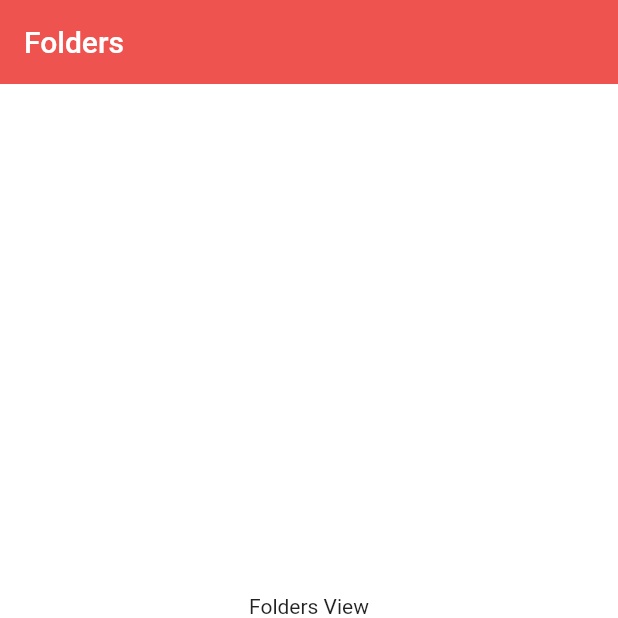
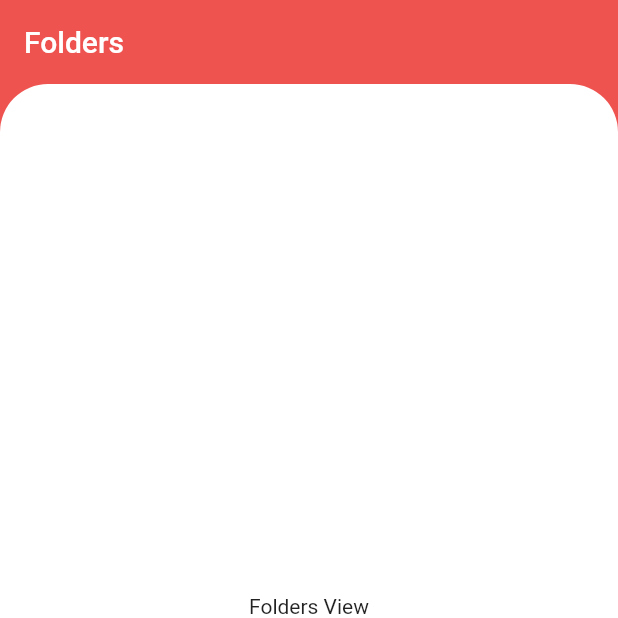
Before and after one commit to LUHMLLO/MDC-Catalog, a Flutter app: the screen it shows after launch, item 2 of the bottom bar chosen, on a phone screen of 412 x 824 dp, the top half of it. Run offline on Flutter 3.47's test engine with Material 2 defaults, Android fonts, the phone set to English and light mode, and no system bars; our stand-ins replace permission_handler.

Commit message:
working on the UI, replicating design from figma

```diff
--- a/lib/screens.dart
+++ b/lib/screens.dart
@@ -38,11 +38,23 @@ class ScreensScaffold extends StatelessWidget {
             }),
       ),
       body: SafeArea(
-        child: ValueListenableBuilder(
-            valueListenable: pageIndex,
-            builder: (BuildContext context, int value, _) {
-              return pages[value];
-            }),
+        child: Container(
+          decoration: const BoxDecoration(
+            color: Colors.white,
+            borderRadius: BorderRadius.only(
+              topLeft: Radius.circular(32),
+              topRight: Radius.circular(32),
+            ),
+          ),
+          child: Padding(
+            padding: const EdgeInsets.all(32.0),
+            child: ValueListenableBuilder(
+                valueListenable: pageIndex,
+                builder: (BuildContext context, int value, _) {
+                  return pages[value];
+                }),
+          ),
+        ),
       ),
       bottomNavigationBar: BottomNav(
         onItemSelected: _onNavigationItemSelected,
--- a/lib/theme.dart
+++ b/lib/theme.dart
@@ -3,15 +3,14 @@ import 'package:flutter/material.dart';
 abstract class AppColors {
   static const light = Color(0xFFffffff);
   static const dark = Color(0xFF454545);
-  static const accent = Color(0xFFf36e6e);
 }
 
 abstract class AppTheme {
   static ThemeData light() => ThemeData(
         visualDensity: VisualDensity.adaptivePlatformDensity,
         brightness: Brightness.light,
-        backgroundColor: AppColors.accent,
-        scaffoldBackgroundColor: AppColors.light,
+        backgroundColor: Colors.red[400],
+        scaffoldBackgroundColor: Colors.red[400],
         primaryTextTheme: const TextTheme(
           headline6: TextStyle(color: AppColors.dark),
         ),
@@ -21,8 +20,8 @@ abstract class AppTheme {
   static ThemeData dark() => ThemeData(
         visualDensity: VisualDensity.adaptivePlatformDensity,
         brightness: Brightness.dark,
-        backgroundColor: AppColors.accent,
-        scaffoldBackgroundColor: AppColors.dark,
+        backgroundColor: Colors.red[400],
+        scaffoldBackgroundColor: Colors.red[400],
         cardColor: AppColors.light,
         primaryTextTheme: const TextTheme(
           headline6: TextStyle(color: AppColors.light),
```
Also changed, not shown: lib/src/views/favorites_view.dart (+6 -7 lines).
